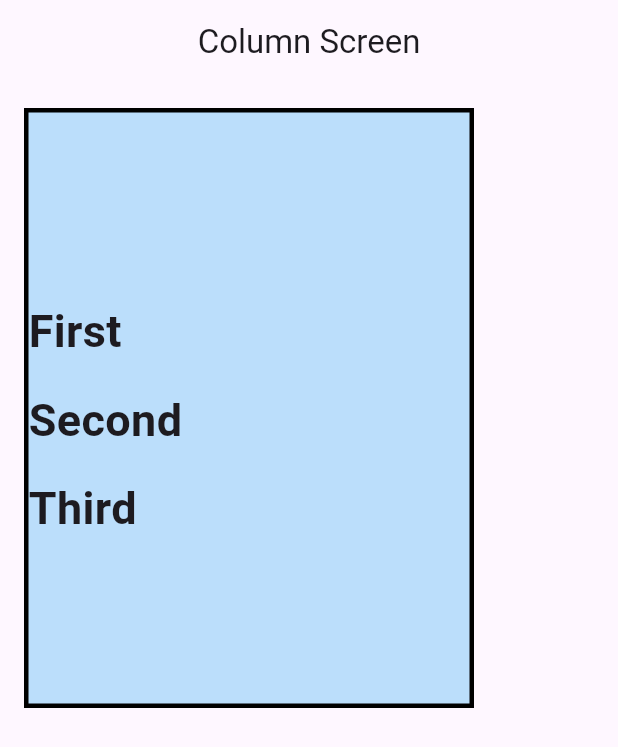
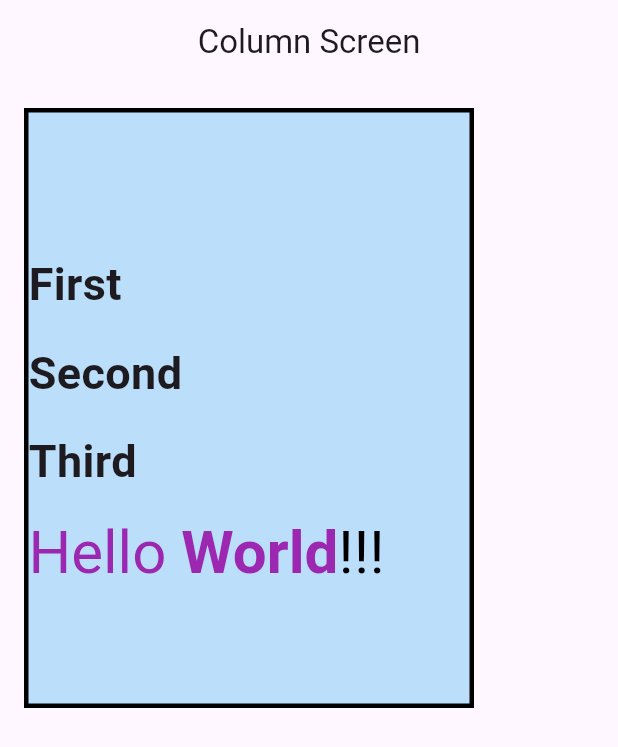
Before and after one commit to Garima-Shrestha/batch35a_flutter_project, a Flutter app: the screen it shows after launch, on a phone screen of 412 x 824 dp. Shown: the top 747 px of the screen. Run offline on Flutter 3.47's test engine with Material 3 defaults, Android fonts, the phone set to English and light mode, and no system bars.

Commit message:
Added Rich Text in column screen

```diff
--- a/lib/screens/column_screen.dart
+++ b/lib/screens/column_screen.dart
@@ -28,6 +28,22 @@ class ColumnScreen extends StatelessWidget {
               Text("Second", style: TextStyle(fontSize: 30, fontWeight: FontWeight.bold)),
               SizedBox(height: 16),
               Text("Third", style: TextStyle(fontSize: 30, fontWeight: FontWeight.bold)),
+
+              SizedBox(height: 16),
+              RichText(text: const TextSpan(
+                text: "Hello ",
+                style: TextStyle(color: Colors.purple, fontSize: 40),
+                children: <TextSpan>[
+                  TextSpan(
+                    text: "World",
+                    style: TextStyle(fontWeight: FontWeight.bold)
+                  ),
+                  TextSpan(
+                    text: "!!!",
+                      style: TextStyle(color: Colors.black)
+                  )
+                ]
+              ))
             ],
           ),
         ),
```
